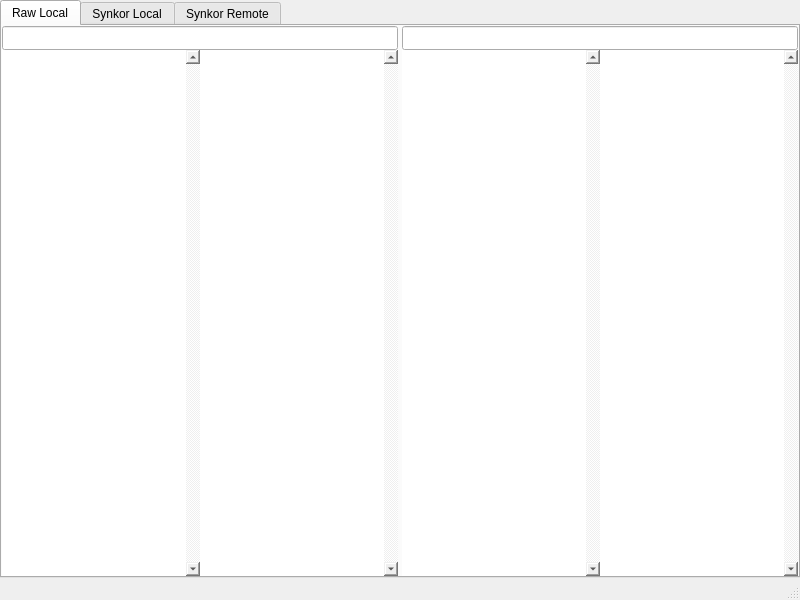
schmied/synkor, file src/gui/window.ui: the form before one commit.
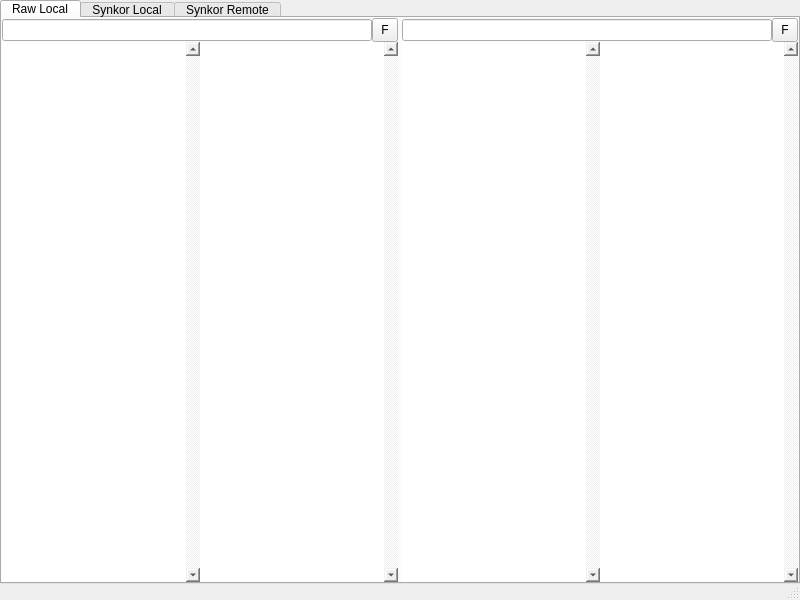
The form after the commit. Icons and pictures are not drawn. Custom widgets are drawn as their Qt base class.

```diff
--- a/src/gui/window.ui
+++ b/src/gui/window.ui
@@ -23,7 +23,9 @@
    <string notr="true">QMenu::indicator {  width: 0px; height: 0px; }
 QTreeView { icon-size: 0px; }
 QTreeView::branch { icon-size: 0px; border-image: url(none.png) }
-QLineEdit { padding: 3px; }</string>
+QLineEdit { padding: 2px; }
+QPushButton { padding: 4px; }
+QTabBar::tab { height: 18px; }</string>
   </property>
   <property name="animated">
    <bool>false</bool>
@@ -79,7 +81,9 @@
            <number>0</number>
           </property>
           <item>
-           <widget class="QLineEdit" name="rl_item_left_head">
+           <layout class="QHBoxLayout" name="rl_item_left_head">
+            <item>
+             <widget class="QLineEdit" name="rl_item_left_head_locator">
             <property name="minimumSize">
              <size>
               <width>0</width>
@@ -87,6 +91,21 @@
              </size>
             </property>
            </widget>
+            </item>
+            <item>
+             <widget class="QPushButton" name="rl_item_left_head_filter">
+              <property name="toolTip">
+               <string>Filter</string>
+              </property>
+              <property name="styleSheet">
+               <string notr="true">padding-left: 8px; padding-right: 8px;</string>
+              </property>
+              <property name="text">
+               <string>F</string>
+              </property>
+             </widget>
+            </item>
+           </layout>
           </item>
           <item>
            <layout class="QHBoxLayout" name="rl_item_left_layout">
@@ -174,7 +193,9 @@
            <number>0</number>
           </property>
           <item>
-           <widget class="QLineEdit" name="rl_item_right_head">
+           <layout class="QHBoxLayout" name="rl_item_right_head">
+            <item>
+             <widget class="QLineEdit" name="rl_item_right_head_locator">
             <property name="minimumSize">
              <size>
               <width>0</width>
@@ -182,6 +203,21 @@
              </size>
             </property>
            </widget>
+            </item>
+            <item>
+             <widget class="QPushButton" name="rl_item_right_head_filter">
+              <property name="toolTip">
+               <string>Filter</string>
+              </property>
+              <property name="styleSheet">
+               <string notr="true">padding-left: 8px; padding-right: 8px;</string>
+              </property>
+              <property name="text">
+               <string>F</string>
+              </property>
+             </widget>
+            </item>
+           </layout>
           </item>
           <item>
            <layout class="QHBoxLayout" name="rl_item_right_layout">
@@ -286,7 +322,26 @@
     </item>
    </layout>
   </widget>
-  <widget class="QStatusBar" name="status_bar"/>
+  <widget class="QStatusBar" name="status_bar">
+   <property name="minimumSize">
+    <size>
+     <width>3</width>
+     <height>16</height>
+    </size>
+   </property>
+   <property name="maximumSize">
+    <size>
+     <width>16777215</width>
+     <height>16</height>
+    </size>
+   </property>
+   <property name="font">
+    <font>
+     <family>MS Shell Dlg 2</family>
+     <pointsize>8</pointsize>
+    </font>
+   </property>
+  </widget>
  </widget>
  <customwidgets>
   <customwidget>
```
Left out of the diff: 6 changed lines with no effect on the pictures. Lines whose indentation alone changed are shown as unchanged.
